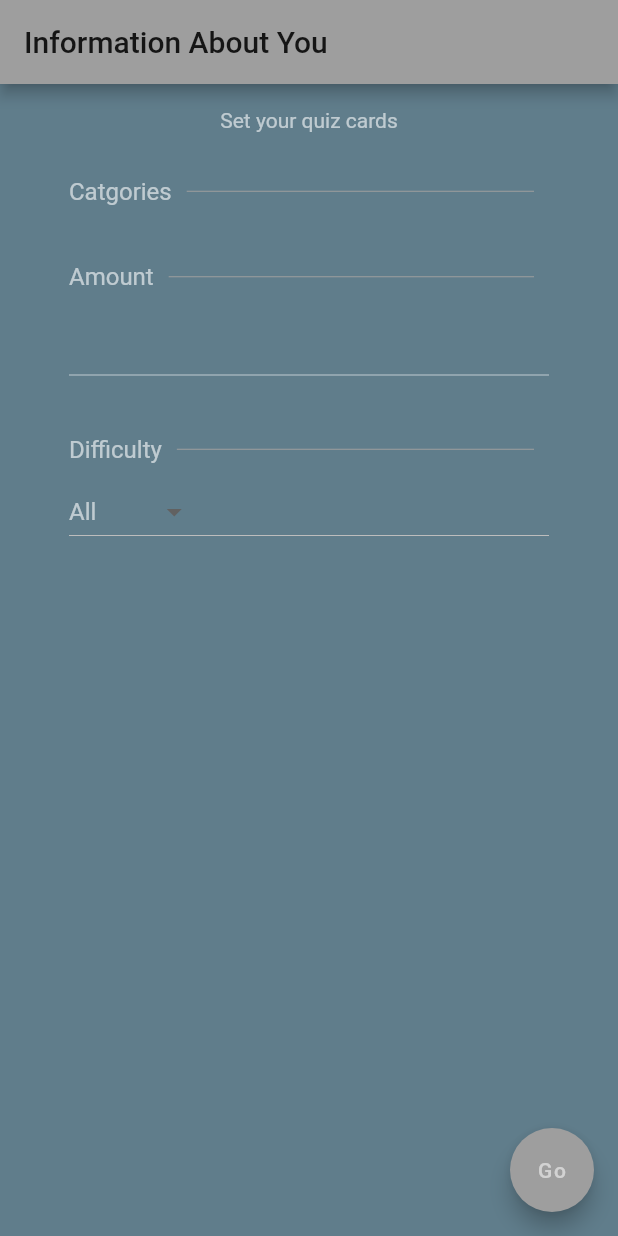
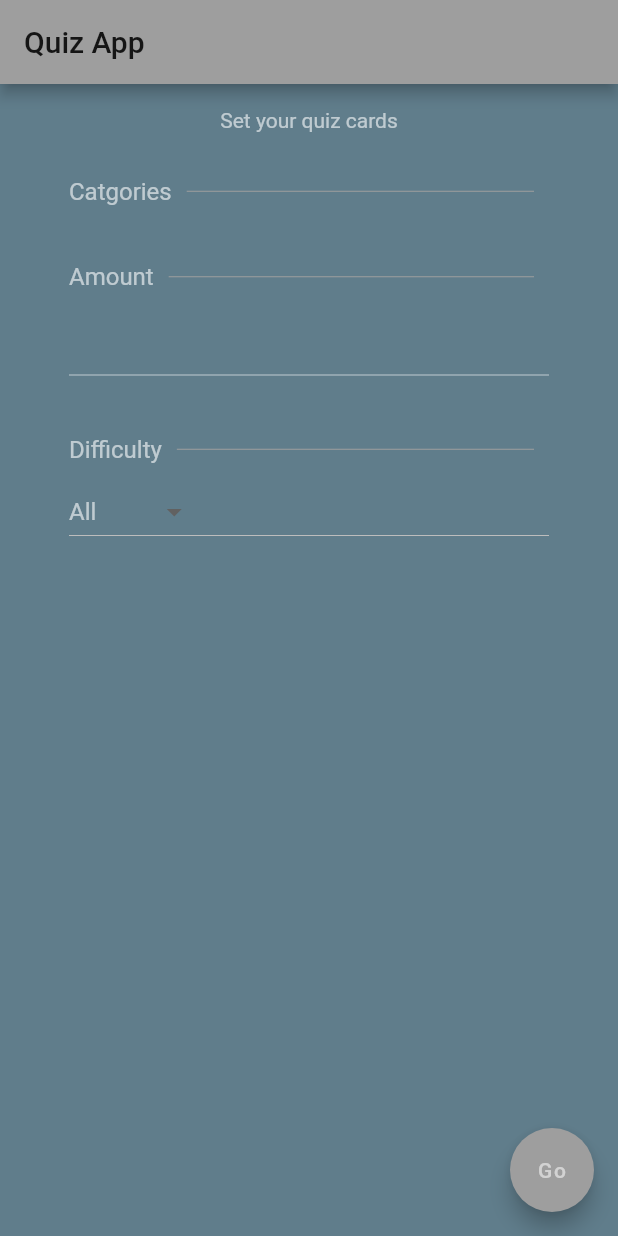
Before and after one commit to Tom-J-G/flutter-quiz-cards, a Flutter app: the screen it shows after launch, on a phone screen of 412 x 824 dp. Run offline on Flutter 3.47's test engine with Material 2 defaults, Android fonts, the phone set to English and light mode, and no system bars; our stand-ins replace html_unescape; network calls fail; statements that could not run were skipped.

Commit message:
Update main.dart

```diff
--- a/lib/main.dart
+++ b/lib/main.dart
@@ -26,7 +26,7 @@ class App extends StatelessWidget {
 
         ).apply(bodyColor: Colors.white60, displayColor: Colors.white60)
       ),
-      home: Home(title: 'Information About You'),
+      home: Home(title: 'Quiz App'),
     );
   }
 }
```
